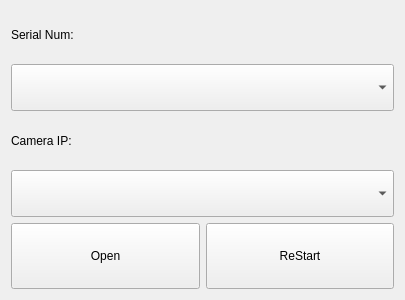
This is qstartwgt.ui in zfzlinux/CrawlerWithHIK as Qt 5 draws it before an edit. The edited form follows.
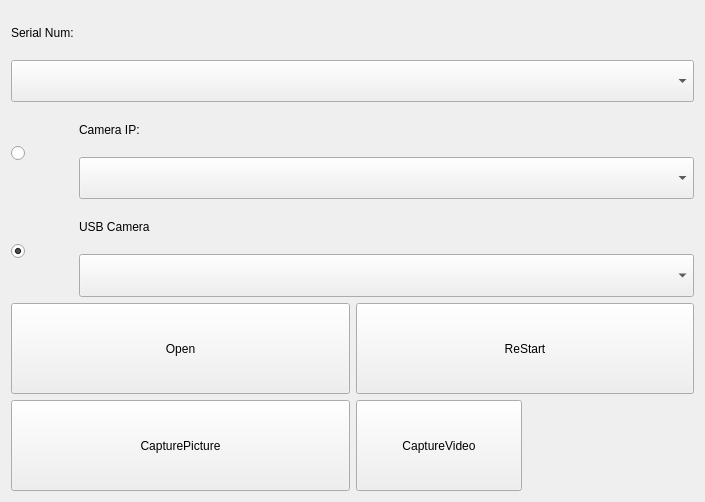
This is the edited form.

The edit to the form file:
```diff
--- a/qstartwgt.ui
+++ b/qstartwgt.ui
@@ -6,14 +6,14 @@
    <rect>
     <x>0</x>
     <y>0</y>
-    <width>405</width>
-    <height>300</height>
+    <width>705</width>
+    <height>502</height>
    </rect>
   </property>
   <property name="windowTitle">
    <string>Form</string>
   </property>
-  <layout class="QVBoxLayout" name="verticalLayout_3" stretch="3,3,2">
+  <layout class="QVBoxLayout" name="verticalLayout_4">
    <item>
     <layout class="QVBoxLayout" name="verticalLayout">
      <item>
@@ -39,27 +39,97 @@
     </layout>
    </item>
    <item>
-    <layout class="QVBoxLayout" name="verticalLayout_2">
+    <layout class="QHBoxLayout" name="horizontalLayout_4" stretch="1,10">
      <item>
-      <widget class="QLabel" name="label_2">
+      <widget class="QRadioButton" name="IPCameraRadioButton">
+       <property name="sizePolicy">
+        <sizepolicy hsizetype="Preferred" vsizetype="Preferred">
+         <horstretch>0</horstretch>
+         <verstretch>0</verstretch>
+        </sizepolicy>
+       </property>
+       <property name="focusPolicy">
+        <enum>Qt::NoFocus</enum>
+       </property>
        <property name="text">
-        <string>Camera IP:</string>
+        <string/>
        </property>
       </widget>
      </item>
      <item>
-      <widget class="QComboBox" name="CameraIPcomboBox">
+      <layout class="QVBoxLayout" name="verticalLayout_2">
+       <item>
+        <widget class="QLabel" name="CameraStatusLabel">
+         <property name="text">
+          <string>Camera IP:</string>
+         </property>
+        </widget>
+       </item>
+       <item>
+        <widget class="QComboBox" name="CameraIPcomboBox">
+         <property name="sizePolicy">
+          <sizepolicy hsizetype="Preferred" vsizetype="Preferred">
+           <horstretch>0</horstretch>
+           <verstretch>0</verstretch>
+          </sizepolicy>
+         </property>
+         <property name="focusPolicy">
+          <enum>Qt::NoFocus</enum>
+         </property>
+         <property name="styleSheet">
+          <string notr="true"/>
+         </property>
+        </widget>
+       </item>
+      </layout>
+     </item>
+    </layout>
+   </item>
+   <item>
+    <layout class="QHBoxLayout" name="horizontalLayout_5" stretch="1,10">
+     <item>
+      <widget class="QRadioButton" name="USBCameraRadioButton">
        <property name="sizePolicy">
         <sizepolicy hsizetype="Preferred" vsizetype="Preferred">
          <horstretch>0</horstretch>
          <verstretch>0</verstretch>
         </sizepolicy>
        </property>
-       <property name="styleSheet">
-        <string notr="true">font: 18pt &quot;AcadEref&quot;;</string>
+       <property name="focusPolicy">
+        <enum>Qt::NoFocus</enum>
        </property>
+       <property name="text">
+        <string/>
+       </property>
+       <property name="checked">
+        <bool>true</bool>
+       </property>
       </widget>
      </item>
+     <item>
+      <layout class="QVBoxLayout" name="verticalLayout_3">
+       <item>
+        <widget class="QLabel" name="USBCameraStatusLabel">
+         <property name="text">
+          <string>USB Camera</string>
+         </property>
+        </widget>
+       </item>
+       <item>
+        <widget class="QComboBox" name="UsbCameraComboBox">
+         <property name="sizePolicy">
+          <sizepolicy hsizetype="Preferred" vsizetype="Preferred">
+           <horstretch>0</horstretch>
+           <verstretch>0</verstretch>
+          </sizepolicy>
+         </property>
+         <property name="focusPolicy">
+          <enum>Qt::NoFocus</enum>
+         </property>
+        </widget>
+       </item>
+      </layout>
+     </item>
     </layout>
    </item>
    <item>
@@ -92,6 +162,71 @@
      </item>
     </layout>
    </item>
+   <item>
+    <layout class="QHBoxLayout" name="horizontalLayout_3">
+     <item>
+      <widget class="QPushButton" name="CapturePictureBtn">
+       <property name="sizePolicy">
+        <sizepolicy hsizetype="Preferred" vsizetype="Preferred">
+         <horstretch>0</horstretch>
+         <verstretch>0</verstretch>
+        </sizepolicy>
+       </property>
+       <property name="focusPolicy">
+        <enum>Qt::NoFocus</enum>
+       </property>
+       <property name="text">
+        <string>CapturePicture</string>
+       </property>
+      </widget>
+     </item>
+     <item>
+      <layout class="QHBoxLayout" name="horizontalLayout_2">
+       <item>
+        <widget class="QPushButton" name="CaptureVideoBtn">
+         <property name="sizePolicy">
+          <sizepolicy hsizetype="Preferred" vsizetype="Preferred">
+           <horstretch>0</horstretch>
+           <verstretch>0</verstretch>
+          </sizepolicy>
+         </property>
+         <property name="focusPolicy">
+          <enum>Qt::NoFocus</enum>
+         </property>
+         <property name="text">
+          <string>CaptureVideo</string>
+         </property>
+         <property name="checkable">
+          <bool>true</bool>
+         </property>
+         <property name="checked">
+          <bool>false</bool>
+         </property>
+        </widget>
+       </item>
+       <item>
+        <widget class="QLabel" name="showCaptureStatusLabel">
+         <property name="sizePolicy">
+          <sizepolicy hsizetype="Preferred" vsizetype="Preferred">
+           <horstretch>0</horstretch>
+           <verstretch>0</verstretch>
+          </sizepolicy>
+         </property>
+         <property name="maximumSize">
+          <size>
+           <width>16777215</width>
+           <height>16777215</height>
+          </size>
+         </property>
+         <property name="text">
+          <string/>
+         </property>
+        </widget>
+       </item>
+      </layout>
+     </item>
+    </layout>
+   </item>
   </layout>
  </widget>
  <resources/>
```
Left out of the diff: 15 changed lines with no effect on the pictures.
